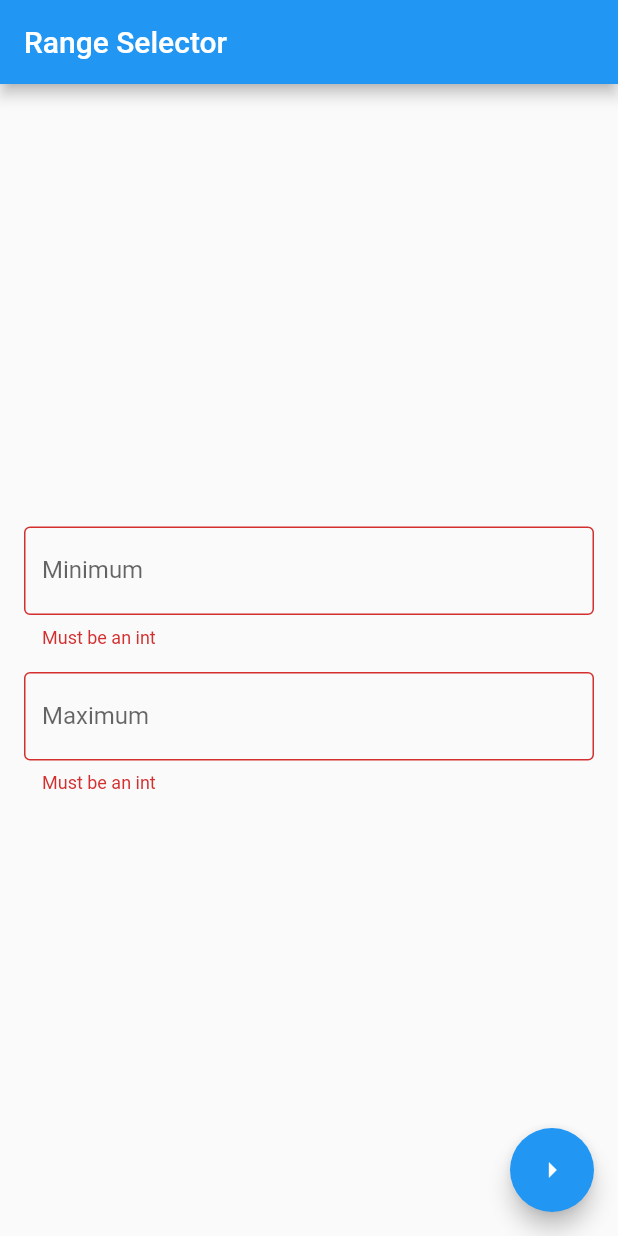
After one commit to PatrickChow0803/Flutter_Range, a Flutter app: the screen it shows after launch, after a tap on the "arrow right" icon, on a phone screen of 412 x 824 dp. The commit adds this screen. Run offline on Flutter 3.47's test engine with Material 2 defaults, Android fonts, the phone set to English and light mode, and no system bars.

Commit message:
extracted the form widget

```diff
--- /dev/null
+++ b/lib/range_selector_form.dart
@@ -0,0 +1,78 @@
+import 'package:flutter/material.dart';
+
+typedef IntValueSetter = void Function(int value);
+
+class RangeSelectorForm extends StatelessWidget {
+  const RangeSelectorForm({
+    Key? key,
+    required this.formKey,
+    required this.minValueSetter,
+    required this.maxValueSetter,
+  }) : super(key: key);
+
+  final GlobalKey<FormState> formKey;
+
+  final IntValueSetter minValueSetter;
+  final IntValueSetter maxValueSetter;
+
+  @override
+  Widget build(BuildContext context) {
+    return Form(
+      key: formKey,
+      child: Padding(
+        padding: const EdgeInsets.all(16.0),
+        child: Column(
+          mainAxisAlignment: MainAxisAlignment.center,
+          children: [
+            RangeSelectorTextFormField(
+              labelText: 'Minimum',
+              intValueSetter: minValueSetter,
+            ),
+            const SizedBox(height: 16),
+            RangeSelectorTextFormField(
+              labelText: 'Maximum',
+              intValueSetter: maxValueSetter,
+            ),
+          ],
+        ),
+      ),
+    );
+  }
+}
+
+class RangeSelectorTextFormField extends StatelessWidget {
+  const RangeSelectorTextFormField({
+    Key? key,
+    required this.labelText,
+    // used to lift state up so that the value within this widget gets passed up to the form widget
+    required this.intValueSetter,
+  }) : super(key: key);
+
+  final String labelText;
+  // used to lift state up so that the value within this widget gets passed up to the form widget
+  final IntValueSetter intValueSetter;
+
+  @override
+  Widget build(BuildContext context) {
+    return TextFormField(
+      decoration: InputDecoration(
+        border: OutlineInputBorder(),
+        labelText: labelText,
+      ),
+      keyboardType: TextInputType.numberWithOptions(
+        decimal: false,
+        signed: true,
+      ),
+      validator: (value) {
+        // checks to see if the value is null or if unable to parse to an int
+        if (value == null || int.tryParse(value) == null) {
+          return 'Must be an int';
+        } else {
+          // returning null means no error message
+          return null;
+        }
+      },
+      onSaved: (newValue) => intValueSetter(int.parse(newValue ?? '')),
+    );
+  }
+}
--- a/lib/range_selector_page.dart
+++ b/lib/range_selector_page.dart
@@ -1,4 +1,5 @@
 import 'package:flutter/material.dart';
+import 'package:flutter_foundation/range_selector_form.dart';
 
 class RangeSelectorPage extends StatefulWidget {
   RangeSelectorPage({Key? key}) : super(key: key);
@@ -19,25 +20,10 @@ class _RangeSelectorPageState extends State<RangeSelectorPage> {
       appBar: AppBar(
         title: Text("Range Selector"),
       ),
-      body: Form(
-        key: formKey,
-        child: Padding(
-          padding: const EdgeInsets.all(16.0),
-          child: Column(
-            mainAxisAlignment: MainAxisAlignment.center,
-            children: [
-              RangeSelectorTextFormField(
-                labelText: 'Minimum',
-                intValueSetter: (value) => _min = value,
-              ),
-              const SizedBox(height: 16),
-              RangeSelectorTextFormField(
-                labelText: 'Maximum',
-                intValueSetter: (value) => _max = value,
-              ),
-            ],
-          ),
-        ),
+      body: RangeSelectorForm(
+        formKey: formKey,
+        minValueSetter: (value) => _min = value,
+        maxValueSetter: (value) => _max = value,
       ),
       floatingActionButton: FloatingActionButton(
         child: Icon(Icons.arrow_right),
@@ -52,40 +38,3 @@ class _RangeSelectorPageState extends State<RangeSelectorPage> {
     );
   }
 }
-
-class RangeSelectorTextFormField extends StatelessWidget {
-  const RangeSelectorTextFormField({
-    Key? key,
-    required this.labelText,
-    // used to lift state up so that the value within this widget gets passed up to the form widget
-    required this.intValueSetter,
-  }) : super(key: key);
-
-  final String labelText;
-  // used to lift state up so that the value within this widget gets passed up to the form widget
-  final void Function(int value) intValueSetter;
-
-  @override
-  Widget build(BuildContext context) {
-    return TextFormField(
-      decoration: InputDecoration(
-        border: OutlineInputBorder(),
-        labelText: labelText,
-      ),
-      keyboardType: TextInputType.numberWithOptions(
-        decimal: false,
-        signed: true,
-      ),
-      validator: (value) {
-        // checks to see if the value is null or if unable to parse to an int
-        if (value == null || int.tryParse(value) == null) {
-          return 'Must be an int';
-        } else {
-          // returning null means no error message
-          return null;
-        }
-      },
-      onSaved: (newValue) => intValueSetter(int.parse(newValue ?? '')),
-    );
-  }
-}
```
